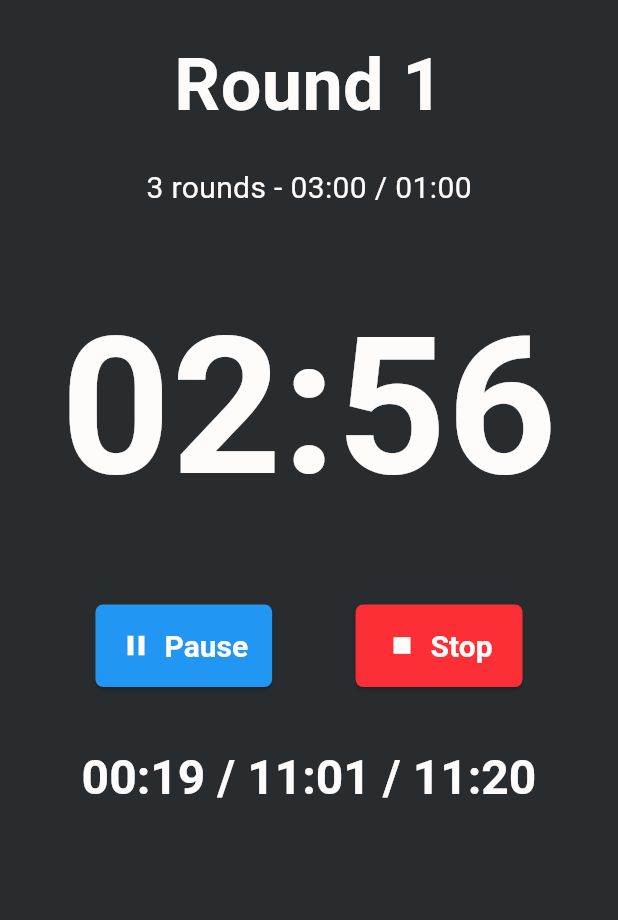
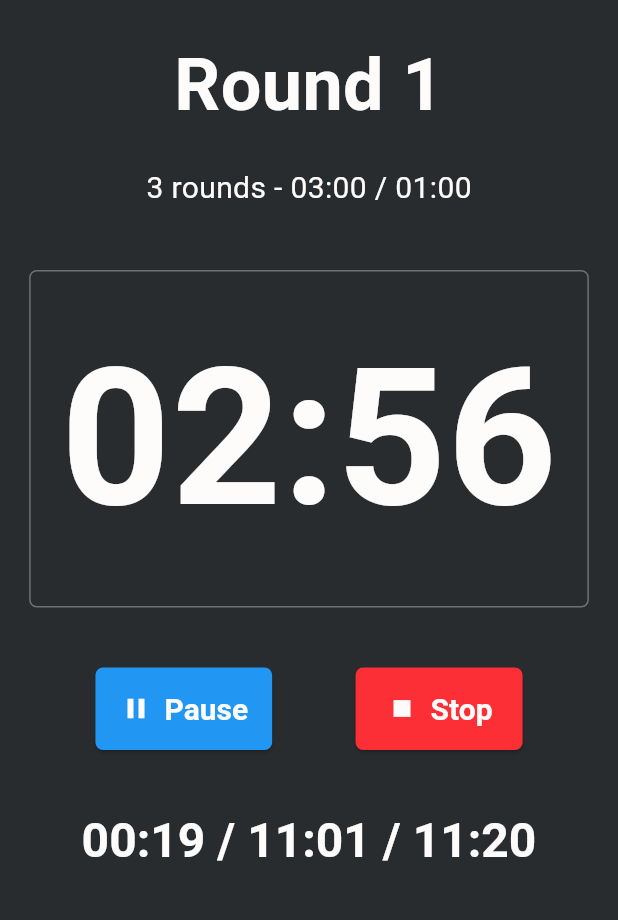
Before and after one commit to ISCIrvingDev/flutter-boxing-timer, a Flutter app: the TimerPage screen opened by its route, on a phone screen of 412 x 824 dp, the part 63-983 px from its top. Run offline on Flutter 3.47's test engine with Material 3 defaults, Android fonts, the phone set to English and light mode, and no system bars.

Commit message:
Se Estilizo TimerPage

```diff
--- a/lib/pages/timer/timer.page.dart
+++ b/lib/pages/timer/timer.page.dart
@@ -39,7 +39,17 @@ class TimerPage extends StatelessWidget {
               SizedBox(height: 40),
 
               // Tiempo actual
-              CurrentTimeWidget(currentTime: '02:56'),
+              Container(
+                padding: EdgeInsets.all(20),
+                decoration: BoxDecoration(
+                  borderRadius: BorderRadius.all(Radius.circular(5)),
+                  border: Border.all(
+                    color: Theme.of(context).colorScheme.secondary,
+                    // color: Theme.of(context).colorScheme.tertiary,
+                  ),
+                ),
+                child: CurrentTimeWidget(currentTime: '02:56'),
+              ),
               SizedBox(height: 40),
 
               // Botones
```
